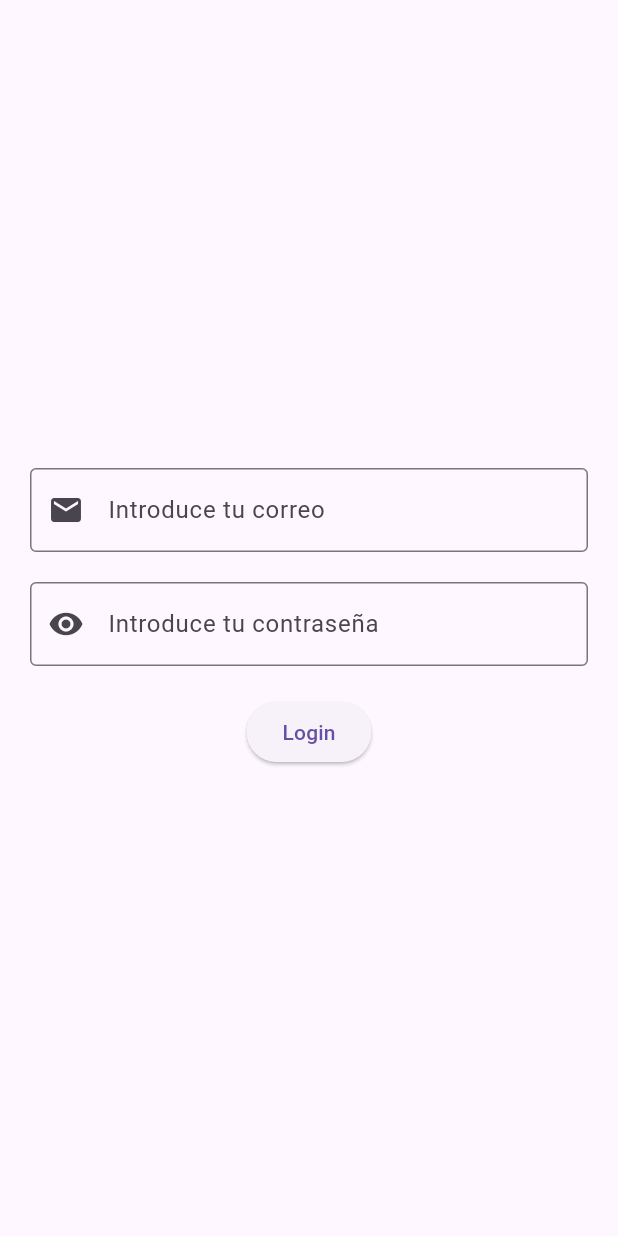
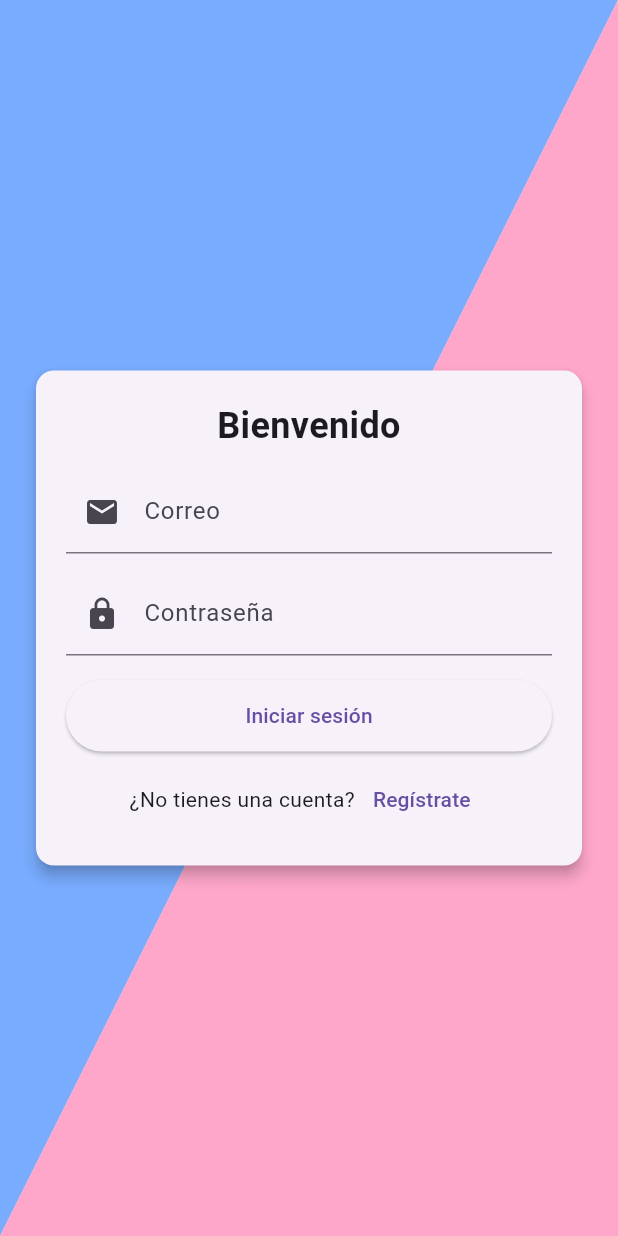
Before and after one commit to mafedev/tfg-frontend, a Flutter app: the screen it shows after launch, on a phone screen of 412 x 824 dp. Run offline on Flutter 3.47's test engine with Material 3 defaults, Android fonts, the phone set to English and light mode, and no system bars.

Commit message:
refactor(auth): restructure LoginScreen with Form widget and improved layout

```diff
--- a/lib/core/app_colors.dart
+++ b/lib/core/app_colors.dart
@@ -1,5 +1,7 @@
 import 'dart:ui';
 
-class AppColors{
+class AppColors {
   static const Color background = Color(0xFFE7F0F7);
+  static const Color primary = Color(0xFF6BA4FF);
+  static const Color secondary = Color(0xFFFF9EC4);
 }
--- a/lib/features/auth/login_screen.dart
+++ b/lib/features/auth/login_screen.dart
@@ -1,48 +1,145 @@
+// ignore_for_file: deprecated_member_use
+
 import 'package:flutter/material.dart';
+import 'package:tfg_frontend/features/auth/signup_screen.dart';
+import 'package:tfg_frontend/core/app_colors.dart';
 
-class LoginScreen extends StatelessWidget {
+class LoginScreen extends StatefulWidget {
   const LoginScreen({super.key});
 
   @override
+  State<LoginScreen> createState() => _LoginScreenState();
+}
+
+class _LoginScreenState extends State<LoginScreen> {
+  final _formKey = GlobalKey<FormState>();
+
+  @override
   Widget build(BuildContext context) {
+    const double maxWidth = 420;
+
     return Scaffold(
-      // Scaffold provides the Material ancestor required by TextField
-      body: Center(
-        child: Column(
+      // Quitamos el backgroundColor para que se vea el fondo pintado
+      body: CustomPaint(
+        painter: DiagonalBackgroundPainter(), // Pinta el fondo con la diagonal
+        child: SafeArea( // Evita que el contenido quede detrás de cosas del sistema
+          child: Center( // Centra el contenido
+            child: ConstrainedBox( // Limita el ancho máximo del contenido
+              constraints: const BoxConstraints(maxWidth: maxWidth),
+              child: Padding(
+                padding: const EdgeInsets.symmetric(horizontal: 20, vertical: 24),
+                child: Card( // Tarjeta para el formulario
+                  elevation: 4, // Sombra
+                  shape: RoundedRectangleBorder( // Bordes redondeados
+                    borderRadius: BorderRadius.circular(12),
+                  ),
+                  child: Padding( // Padding interno de la tarjeta
+                    padding: const EdgeInsets.all(20),
+                    // Formulario
+                    child: Form(
+                      key: _formKey, // Clave del formulario
+                      child: Column( // Columna para los campos y botones
                         mainAxisSize: MainAxisSize.min,
+                        crossAxisAlignment: CrossAxisAlignment.stretch,
                         children: [
+                          const Text(
+                            'Bienvenido',
+                            style: TextStyle(fontSize: 24, fontWeight: FontWeight.bold),
+                            textAlign: TextAlign.center,
+                          ),
+                          const SizedBox(height: 12),
+
                           // Correo
-            Padding(
-              padding: const EdgeInsets.only(left: 20, right: 20, top: 10, bottom: 10),
-              child: TextField(
-                decoration: InputDecoration(
-                  hintText: "Introduce tu correo",
-                  border: OutlineInputBorder(),
-                  prefixIcon: const Icon(Icons.email),
+                          TextFormField(
+                            decoration: const InputDecoration(
+                              labelText: 'Correo',
+                              hintText: 'tucorreo@ejemplo.com',
+                              prefixIcon: Icon(Icons.email),
+                            ),
+                            keyboardType: TextInputType.emailAddress, // Que el teclado sea de email
+                          ),
+                          const SizedBox(height: 12),
+
+                          // Contraseña
+                          TextFormField(
+                            decoration: const InputDecoration(
+                              labelText: 'Contraseña',
+                              prefixIcon: Icon(Icons.lock),
+                            ),
+                            obscureText: true,
+                            validator: (v) =>
+                                (v == null || v.isEmpty) ? 'Introduce tu contraseña' : null,
+                          ),
+                          const SizedBox(height: 16),
+
+                          ElevatedButton(
+                            onPressed: () {
+                              if (_formKey.currentState?.validate() ?? false) {
+                                // TODO: login
+                              }
+                            },
+                            style: ElevatedButton.styleFrom(
+                              padding: const EdgeInsets.symmetric(vertical: 14),
+                            ),
+                            child: const Text('Iniciar sesión'),
+                          ),
+
+                          const SizedBox(height: 8),
+                          Row(
+                            mainAxisAlignment: MainAxisAlignment.center,
+                            children: [
+                              const Text('¿No tienes una cuenta?'),
+                              TextButton(
+                                onPressed: () {
+                                  Navigator.of(context).push(
+                                    MaterialPageRoute(
+                                      builder: (_) => const SignupScreen(),
+                                    ),
+                                  );
+                                },
+                                child: const Text('Regístrate'),
+                              ),
+                            ],
+                          ),
+                        ],
                       ),
                     ),
                   ),
-            // Contraseña
-            Padding(
-              padding: const EdgeInsets.only(left: 20, right: 20, top: 10, bottom: 10),
-              child: TextField(
-                decoration: InputDecoration(
-                  hintText: "Introduce tu contraseña",
-                  border: OutlineInputBorder(),
-                  prefixIcon: const Icon(Icons.remove_red_eye),
-                ),
-                obscureText: true,
                 ),
               ),
-
-            // Botón de login
-            Padding(
-              padding: const EdgeInsets.only(left: 20, right: 20, top: 10, bottom: 10),
-              child: ElevatedButton(onPressed: () {}, child: const Text("Login")),
             ),
-          ],
+          ),
         ),
       ),
     );
   }
 }
+
+class DiagonalBackgroundPainter extends CustomPainter {
+  @override
+  void paint(Canvas canvas, Size size) {
+    final paint = Paint();
+
+    // Color superior izquierdo
+    // ignore: deprecated_member_use
+    paint.color = AppColors.primary.withOpacity(0.9);
+    final path1 = Path()
+      ..moveTo(0, 0)
+      ..lineTo(size.width, 0)
+      ..lineTo(0, size.height)
+      ..close();
+    canvas.drawPath(path1, paint);
+
+    // Color inferior derecho
+    paint.color = AppColors.secondary.withOpacity(0.9);
+    final path2 = Path()
+      ..moveTo(size.width, 0)
+      ..lineTo(size.width, size.height)
+      ..lineTo(0, size.height)
+      ..close();
+    canvas.drawPath(path2, paint);
+  }
+
+  @override
+  bool shouldRepaint(covariant CustomPainter oldDelegate) => false;
+}
```
Lines whose indentation alone changed are shown as unchanged.
